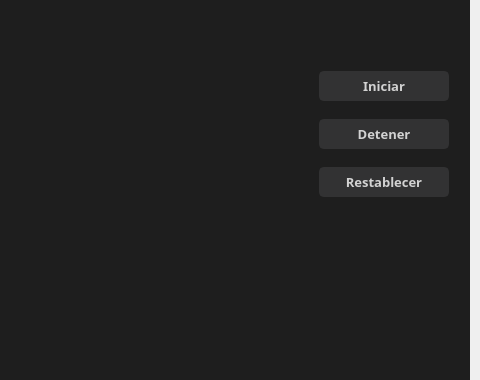
Before: the Qt Designer form visuals/mainWindow.ui in dariolggomez/NET-Simulator, drawn with Qt 5; both pictures show x 610 to 1090 and y 295 to 675 of the 1090 by 791 pixel window.
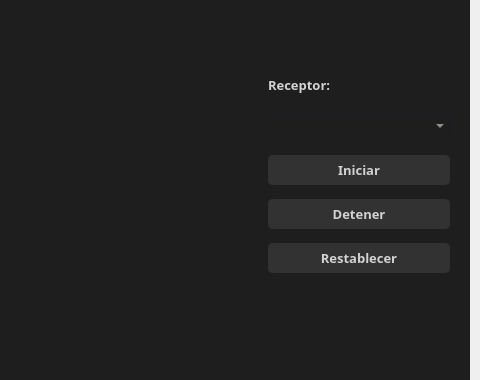
After: the same form once the commit is applied. Icons and pictures are not drawn.

Commit message: created functions for detecting and displaying input devices

Patch:
```diff
--- a/visuals/mainWindow.ui
+++ b/visuals/mainWindow.ui
@@ -2648,26 +2648,50 @@
                            <widget class="QFrame" name="frame_interactions_btns">
                             <property name="maximumSize">
                              <size>
-                              <width>150</width>
+                              <width>200</width>
                               <height>16777215</height>
                              </size>
                             </property>
                             <property name="frameShape">
-                             <enum>QFrame::StyledPanel</enum>
+                             <enum>QFrame::NoFrame</enum>
                             </property>
                             <property name="frameShadow">
                              <enum>QFrame::Raised</enum>
                             </property>
                             <layout class="QVBoxLayout" name="verticalLayout_29">
                              <property name="spacing">
-                              <number>8</number>
+                              <number>2</number>
                              </property>
                              <property name="topMargin">
                               <number>0</number>
                              </property>
                              <property name="bottomMargin">
-                              <number>110</number>
+                              <number>30</number>
                              </property>
+                             <item>
+                              <widget class="QLabel" name="label_receptor">
+                               <property name="maximumSize">
+                                <size>
+                                 <width>16777215</width>
+                                 <height>25</height>
+                                </size>
+                               </property>
+                               <property name="font">
+                                <font>
+                                 <family>Segoe UI Semibold</family>
+                                 <pointsize>10</pointsize>
+                                 <weight>75</weight>
+                                 <bold>true</bold>
+                                </font>
+                               </property>
+                               <property name="text">
+                                <string>Receptor:</string>
+                               </property>
+                              </widget>
+                             </item>
+                             <item>
+                              <widget class="QComboBox" name="input_devices"/>
+                             </item>
                              <item>
                               <widget class="QPushButton" name="start_btn">
                                <property name="minimumSize">
```
The commit also changes 3 other files.
